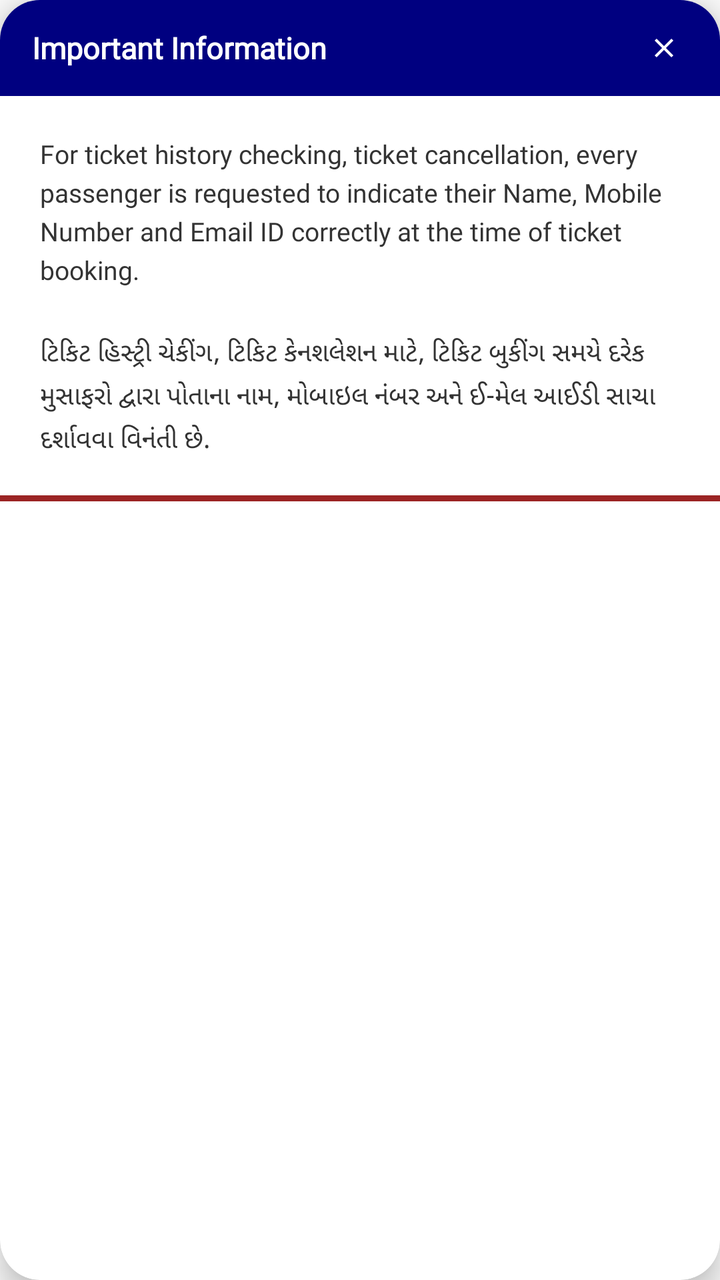
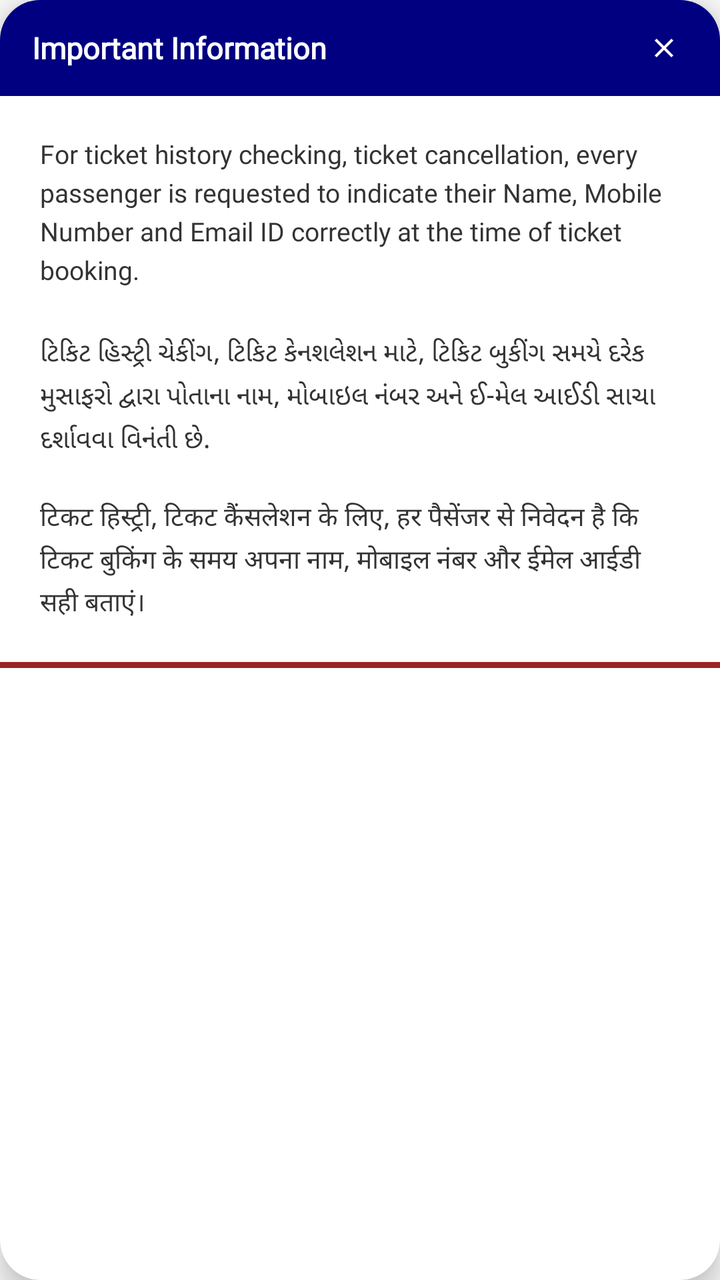

Two renders of the same Android screen: before a commit and after it. Below are the layout's source before the change and the commit's diff.
<!-- AndroidManifest.xml: application theme AppTheme.NoActionBar -->
<!-- res/layout/dialog_important_info.xml -->
<androidx.cardview.widget.CardView
    xmlns:android="http://schemas.android.com/apk/res/android"
    xmlns:app="http://schemas.android.com/apk/res-auto"
    android:layout_width="match_parent"
    android:layout_height="wrap_content"
    android:layout_margin="20dp"
    app:cardCornerRadius="20dp"
    app:cardElevation="8dp">

    <LinearLayout
        android:layout_width="match_parent"
        android:layout_height="wrap_content"
        android:orientation="vertical">

        
        <RelativeLayout
            android:layout_width="match_parent"
            android:layout_height="48dp"
            android:background="@color/naviy"
            android:paddingLeft="16dp"
            android:paddingRight="16dp">

            <TextView
                android:layout_width="wrap_content"
                android:layout_height="wrap_content"
                android:text="Important Information"
                android:textColor="@color/white"
                android:textSize="15sp"
                android:textStyle="bold"
                android:fontFamily="@font/gotham"
                android:layout_centerVertical="true"/>

            <ImageView
                android:id="@+id/btnClose"
                android:layout_width="24dp"
                android:layout_height="24dp"
                android:layout_alignParentEnd="true"
                android:layout_centerVertical="true"
                android:padding="4dp"
                android:src="@drawable/ic_close"
                app:tint="@color/white"/>

        </RelativeLayout>

        
        <LinearLayout
            android:layout_width="match_parent"
            android:layout_height="wrap_content"
            android:background="@android:color/white"
            android:padding="20dp">

            <TextView
                android:layout_width="match_parent"
                android:layout_height="wrap_content"
                android:text="For ticket history checking, ticket cancellation, every passenger is requested to indicate their Name, Mobile Number and Email ID correctly at the time of ticket booking.\n\nટિકિટ હિસ્ટ્રી ચેકીંગ, ટિકિટ કેનશલેશન માટે, ટિકિટ બુકીંગ સમયે દરેક મુસાફરો દ્વારા પોતાના નામ, મોબાઇલ નંબર અને ઈ-મેલ આઈડી સાચા દર્શાવવા વિનંતી છે."
                android:textColor="#333333"
                android:textSize="13sp"
                android:fontFamily="@font/gotham"
                android:lineSpacingExtra="4dp"/>

        </LinearLayout>

        
        <View
            android:layout_width="match_parent"
            android:layout_height="3dp"
            android:background="@color/colorAccent"/>

    </LinearLayout>

</androidx.cardview.widget.CardView>
<!-- resources referenced by this layout -->
<resources>
  <color name="colorAccent">#9b2424</color>
  <color name="naviy">#000080</color>
  <color name="white">#FFFFFF</color>
  <!-- drawable ic_close (drawable) -->
  <vector xmlns:android="http://schemas.android.com/apk/res/android"
      android:width="24dp"
      android:height="24dp"
      android:viewportWidth="24"
      android:viewportHeight="24">
      <path
          android:fillColor="#000000"
          android:pathData="M19,6.41L17.59,5 12,10.59 6.41,5 5,6.41 10.59,12 5,17.59 6.41,19 12,13.41 17.59,19 19,17.59 13.41,12z"/>
  </vector>
  <style name="AppTheme.NoActionBar" parent="Theme.AppCompat.Light.NoActionBar">
          
          <item name="android:windowActionBar">false</item>
  
  
  
          
          <item name="android:windowLightStatusBar">true</item> 
      </style>
</resources>

<!-- the commit's change to res/layout/dialog_important_info.xml (unified diff, before → after) -->
@@ -52,12 +52,11 @@
             <TextView
                 android:layout_width="match_parent"
                 android:layout_height="wrap_content"
-                android:text="For ticket history checking, ticket cancellation, every passenger is requested to indicate their Name, Mobile Number and Email ID correctly at the time of ticket booking.\n\nટિકિટ હિસ્ટ્રી ચેકીંગ, ટિકિટ કેનશલેશન માટે, ટિકિટ બુકીંગ સમયે દરેક મુસાફરો દ્વારા પોતાના નામ, મોબાઇલ નંબર અને ઈ-મેલ આઈડી સાચા દર્શાવવા વિનંતી છે."
+                android:text="For ticket history checking, ticket cancellation, every passenger is requested to indicate their Name, Mobile Number and Email ID correctly at the time of ticket booking.\n\nટિકિટ હિસ્ટ્રી ચેકીંગ, ટિકિટ કેનશલેશન માટે, ટિકિટ બુકીંગ સમયે દરેક મુસાફરો દ્વારા પોતાના નામ, મોબાઇલ નંબર અને ઈ-મેલ આઈડી સાચા દર્શાવવા વિનંતી છે.\n\nटिकट हिस्ट्री, टिकट कैंसलेशन के लिए, हर पैसेंजर से निवेदन है कि टिकट बुकिंग के समय अपना नाम, मोबाइल नंबर और ईमेल आईडी सही बताएं।"
                 android:textColor="#333333"
                 android:textSize="13sp"
                 android:fontFamily="@font/gotham"
                 android:lineSpacingExtra="4dp"/>
-
         </LinearLayout>
 
         
